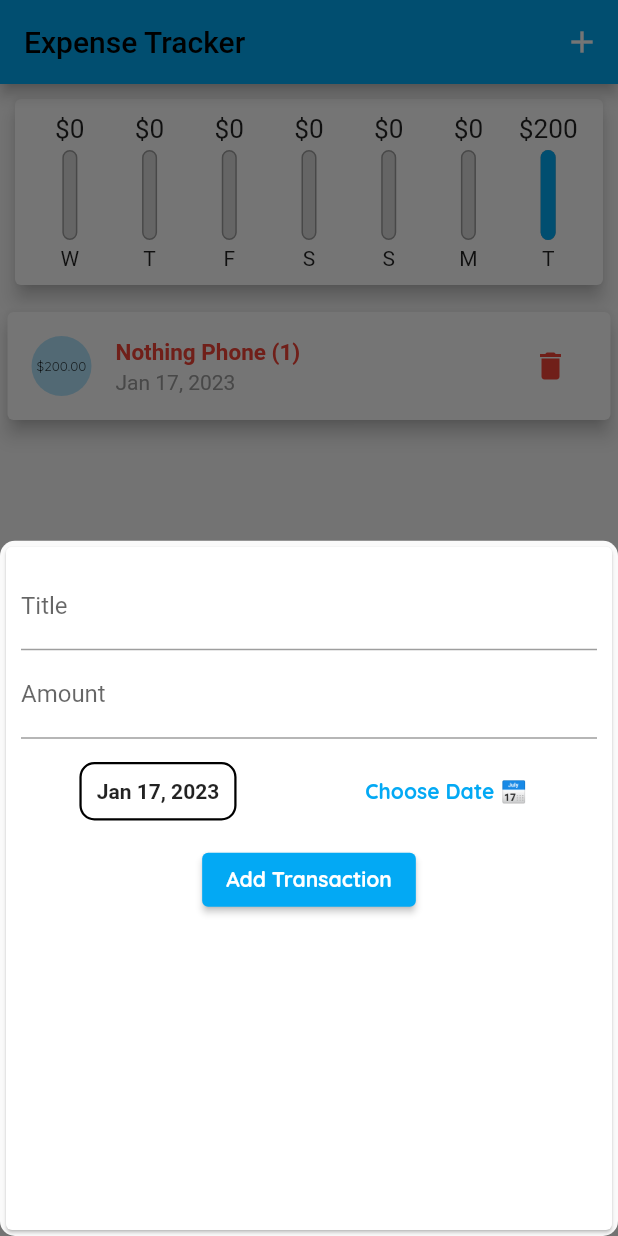
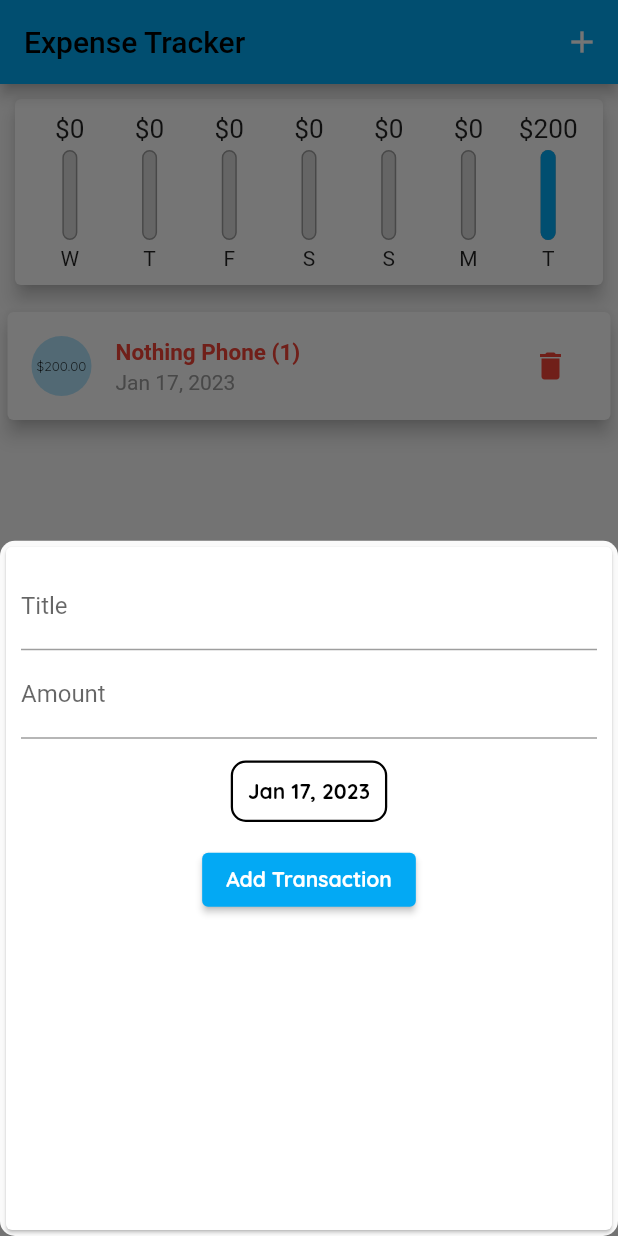
Before and after one commit to pranjalchaplot/flutter_expense_tracker, a Flutter app: the screen it shows after launch, after a tap on the "delete" icon, after a tap on the "add" icon, on a phone screen of 412 x 824 dp. Run offline on Flutter 3.47's test engine with Material 2 defaults, Android fonts, the phone set to English and light mode, and no system bars.

Commit message:
add date picker

```diff
--- a/lib/widgets/new_transactions.dart
+++ b/lib/widgets/new_transactions.dart
@@ -70,7 +70,9 @@ class _NewTransactionState extends State<NewTransaction> {
               child: Row(
                 mainAxisAlignment: MainAxisAlignment.spaceAround,
                 children: [
-                  Container(
+                  TextButton(
+                    onPressed: _presentDatePicker,
+                    child: Container(
                       padding: EdgeInsets.all(10),
                       decoration: BoxDecoration(
                           border: Border.all(
@@ -79,24 +81,26 @@ class _NewTransactionState extends State<NewTransaction> {
                           ),
                           borderRadius: BorderRadius.circular(10)),
                       child: Text(
-                      DateFormat.yMMMd().format(_pickedDate).toString(),
+                        DateFormat.yMMMd().format(_pickedDate),
                         style: const TextStyle(
+                          color: Colors.black,
                           fontWeight: FontWeight.bold,
                         ),
                       ),
                     ),
-                  TextButton(
-                    style: TextButton.styleFrom(
-                      foregroundColor: Theme.of(context).primaryColor,
                   ),
-                    onPressed: _presentDatePicker,
-                    child: const Text(
-                      'Choose Date 📅',
-                      style: TextStyle(
-                        fontWeight: FontWeight.bold,
-                      ),
-                    ),
-                  ),
+                  // TextButton(
+                  //   style: TextButton.styleFrom(
+                  //     foregroundColor: Theme.of(context).primaryColor,
+                  //   ),
+                  //   onPressed: _presentDatePicker,
+                  //   child: const Text(
+                  //     'Choose Date 📅',
+                  //     style: TextStyle(
+                  //       fontWeight: FontWeight.bold,
+                  //     ),
+                  //   ),
+                  // ),
                 ],
               ),
             ),
```
Lines whose indentation alone changed are shown as unchanged.
